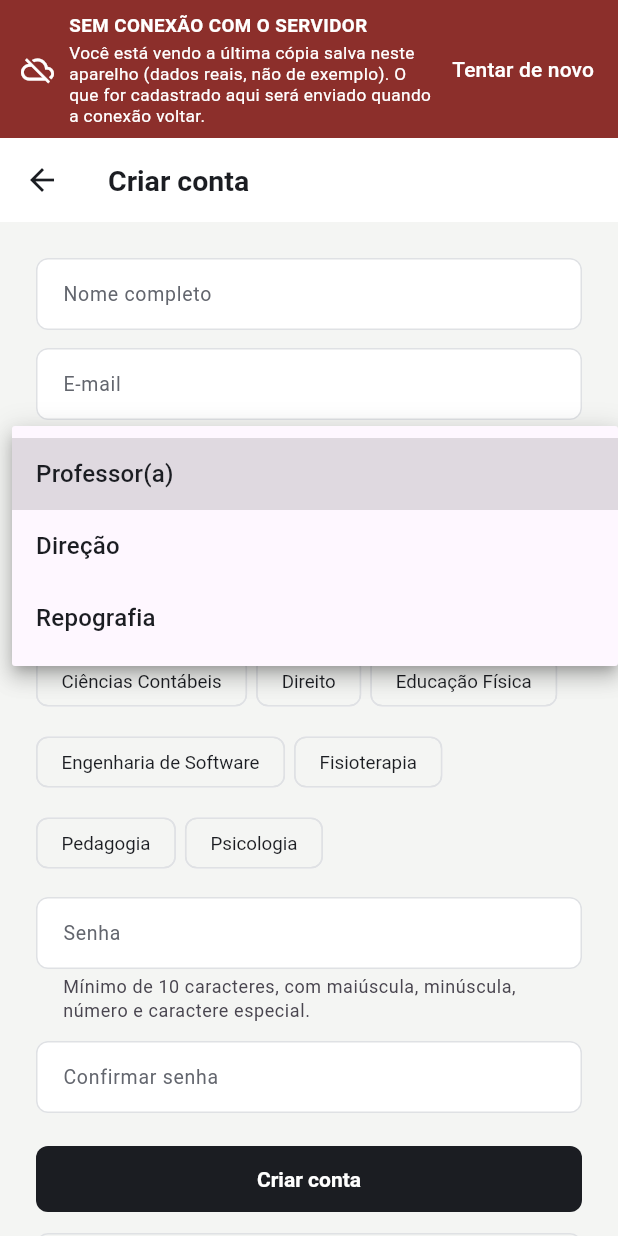
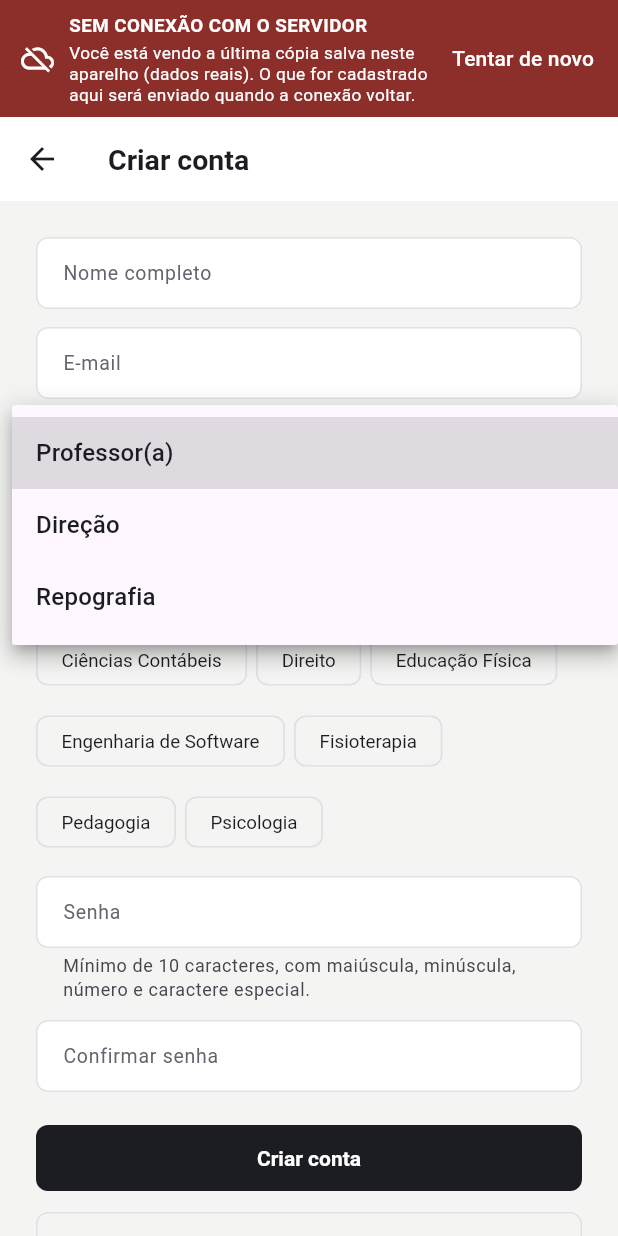
Before and after one commit to itsmeraposo/provafacil_fans, a Flutter app: the CadastroScreen screen opened directly, after a tap on "Professor(a)", on a phone screen of 412 x 824 dp. Run offline on Flutter 3.47's test engine with Material 3 defaults, Android fonts, the phone set to English and light mode, and no system bars; our stand-ins replace printing, share_plus, shared_preferences, web; missing offline and left inert: dart:js_interop; accounts and stored records are empty; network calls fail.

Commit message:
Mudanças Finais

```diff
--- a/lib/api.dart
+++ b/lib/api.dart
@@ -93,8 +93,7 @@ class ApiClient {
       if (!conseguiu) {
         semConexao.value = true;
         throw ApiException(
-          'Não foi possível conectar ao servidor. Verifique a internet e o '
-          'endereço configurado em lib/config.dart.',
+          'Sem conexão com o servidor. Tente de novo quando a internet voltar.',
         );
       }
     }
@@ -114,8 +113,7 @@ class ApiClient {
     } catch (_) {
       semConexao.value = true;
       throw ApiException(
-        'Não foi possível conectar ao servidor. Verifique a internet e o '
-        'endereço configurado em lib/config.dart.',
+        'Sem conexão com o servidor. Tente de novo quando a internet voltar.',
       );
     }
 
--- a/lib/main.dart
+++ b/lib/main.dart
@@ -39,7 +39,7 @@ class ProvaFacilApp extends StatelessWidget {
   @override
   Widget build(BuildContext context) {
     return MaterialApp(
-      title: 'ProvaFácil FANS',
+      title: 'Prova Fácil',
       navigatorKey: navigatorKey,
       debugShowCheckedModeBanner: false,
       theme: buildAppTheme(),
--- a/lib/widgets/banner_offline.dart
+++ b/lib/widgets/banner_offline.dart
@@ -39,7 +39,8 @@ class MoldeOffline extends StatelessWidget {
                     padding: const EdgeInsets.fromLTRB(14, 8, 8, 8),
                     child: Row(
                       children: [
-                      const Icon(Icons.cloud_off, color: Colors.white, size: 22),
+                        const Icon(Icons.cloud_off,
+                            color: Colors.white, size: 22),
                         const SizedBox(width: 10),
                         Expanded(
                           child: Column(
@@ -58,7 +59,7 @@ class MoldeOffline extends StatelessWidget {
                               const SizedBox(height: 2),
                               Text(
                                 'Você está vendo a última cópia salva neste '
-                              'aparelho (dados reais, não de exemplo). O que '
+                                'aparelho (dados reais). O que '
                                 'for cadastrado aqui será enviado quando a '
                                 'conexão voltar.'
                                 '${pendentes > 0 ? ' Pendentes de envio: $pendentes.' : ''}',
```
Also changed, not shown: lib/screens/perfil_screen.dart (+0 -28 lines), lib/widgets/app_drawer.dart (+29 -1 lines), 25 other files. Lines whose indentation alone changed are shown as unchanged.
